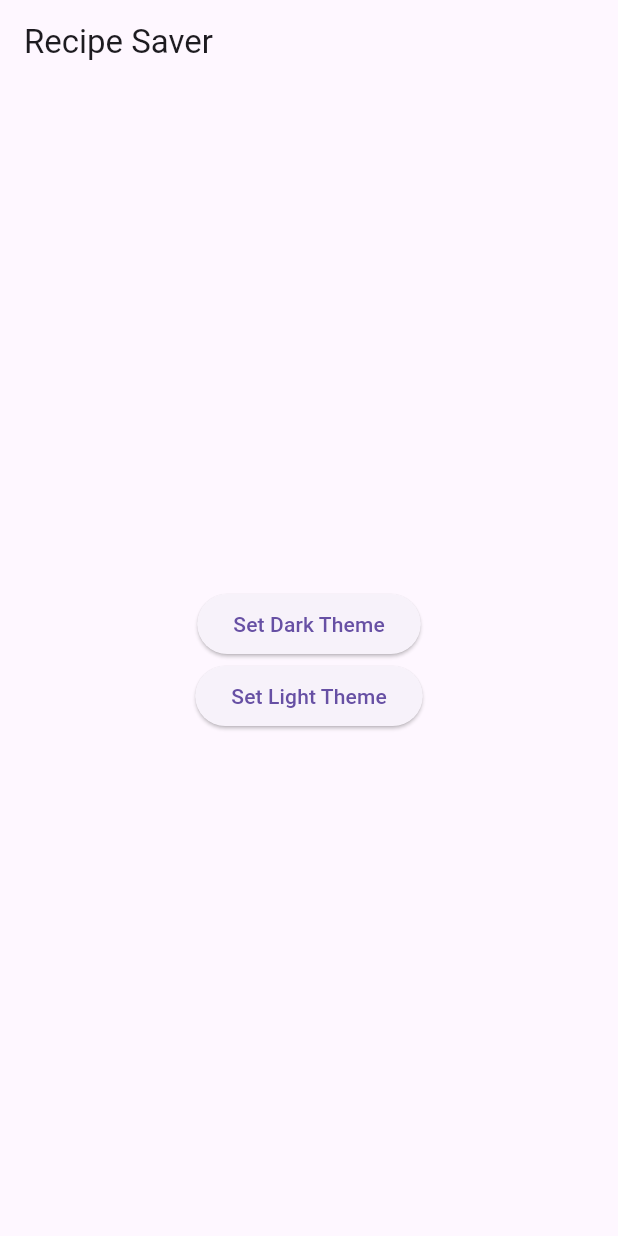
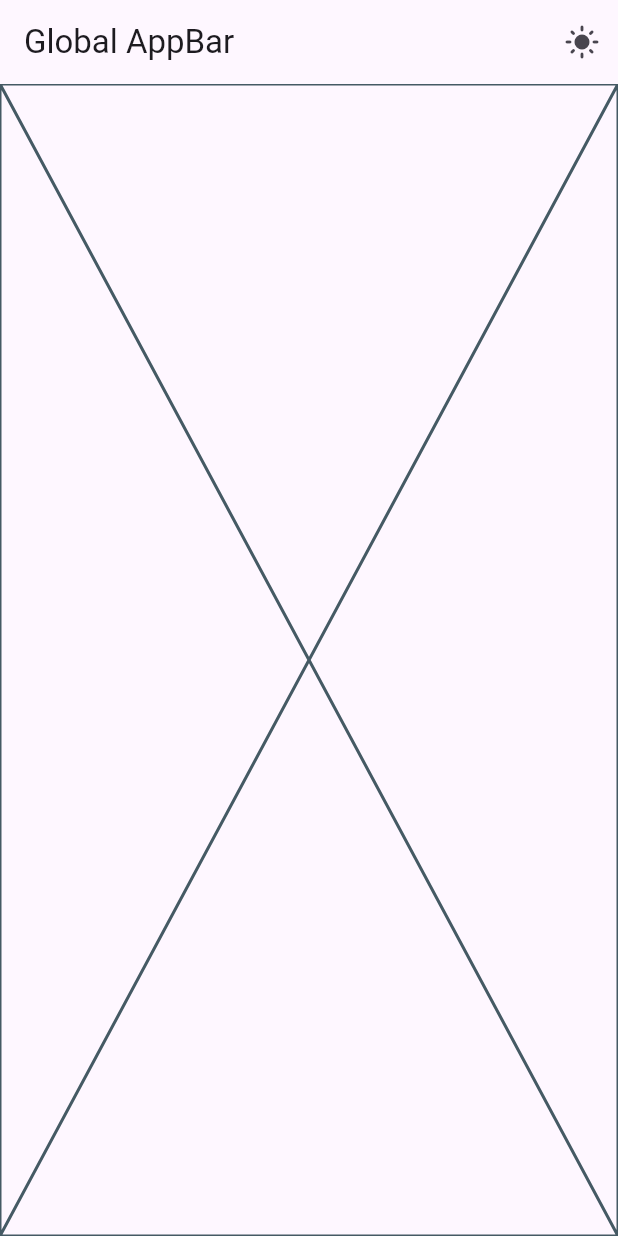
Before and after one commit to SantiVelez1012/recipe_flutter_app_test, a Flutter app: the screen it shows after launch, on a phone screen of 412 x 824 dp. Run offline on Flutter 3.47's test engine with Material 3 defaults, Android fonts, the phone set to English and light mode, and no system bars; our stand-ins replace flutter_riverpod, go_router.

Commit message:
global layout and theme changer

```diff
--- a/lib/main.dart
+++ b/lib/main.dart
@@ -17,7 +17,6 @@ class RecipeApp extends ConsumerWidget {
     return MaterialApp.router(
       debugShowCheckedModeBanner: false,
       theme: themeData,
-      title: 'Recipes',
       routerConfig: appRouter,
     );
   }
--- a/lib/router/app_router.dart
+++ b/lib/router/app_router.dart
@@ -1,22 +1,24 @@
 import 'package:flutter/material.dart';
 import 'package:go_router/go_router.dart';
+import 'package:recipe_flutter_app_test/router/introduction/introduction_screen.dart';
 import 'package:recipe_flutter_app_test/screens/login/login_screen.dart';
+import 'package:recipe_flutter_app_test/widgets/app_scaffold.dart';
 
 final GoRouter appRouter = GoRouter(
   routes: <RouteBase>[
     GoRoute(
       path: '/',
       builder: (BuildContext context, GoRouterState state) {
-        return const LoginScreen();
+        return AppScaffold(child: IntroductionScreen() );
       },
-      // routes: <RouteBase>[
-      //   GoRoute(
-      //     path: 'details',
-      //     builder: (BuildContext context, GoRouterState state) {
-      //       return const DetailsScreen();
-      //     },
-      //   ),
-      // ],
+      routes: <RouteBase>[
+        GoRoute(
+          path: 'login',
+          builder: (BuildContext context, GoRouterState state) {
+            return const LoginScreen();
+          },
+        ),
+      ],
     ),
   ],
 );
--- /dev/null
+++ b/lib/router/introduction/introduction_screen.dart
@@ -0,0 +1,10 @@
+import 'package:flutter/material.dart';
+
+class IntroductionScreen extends StatelessWidget {
+  const IntroductionScreen({super.key});
+
+  @override
+  Widget build(BuildContext context) {
+    return const Placeholder();
+  }
+}
--- a/lib/screens/login/login_screen.dart
+++ b/lib/screens/login/login_screen.dart
@@ -9,11 +9,7 @@ class LoginScreen extends ConsumerWidget {
   @override
   Widget build(BuildContext context, WidgetRef ref) {
     final themeNotifier = ref.read(themeProvider);
-    return Scaffold(
-      appBar: AppBar(
-        title: const Text('Recipe Saver'),
-      ),
-      body: Center(
+    return Center(
         child: Column(
       mainAxisAlignment: MainAxisAlignment.center,
       children: <Widget>[
@@ -26,8 +22,6 @@ class LoginScreen extends ConsumerWidget {
           child: const Text('Set Light Theme'),
         ),
       ],
-        ),
-      ),
-    );
+    ));
   }
 }
--- /dev/null
+++ b/lib/widgets/app_scaffold.dart
@@ -0,0 +1,50 @@
+import 'package:flutter/material.dart';
+import 'package:flutter_riverpod/flutter_riverpod.dart';
+
+import '../providers/theme_provider.dart';
+
+class AppScaffold extends StatelessWidget {
+  final Widget child;
+
+  const AppScaffold({required this.child, super.key});
+
+
+  @override
+  Widget build(
+    BuildContext context,
+  ) {
+    return Scaffold(
+      appBar: _GlobalAppBar(),
+      body: child,
+    );
+  }
+}
+
+class _GlobalAppBar extends ConsumerWidget implements PreferredSizeWidget {
+
+  @override
+  Size get preferredSize => Size.fromHeight(kToolbarHeight);
+
+
+  @override
+  Widget build(BuildContext context, WidgetRef ref) {
+    final themeNotifier = ref.read(themeProvider);
+    final isDarkTheme = ref.watch(themeProvider).themeData.brightness == Brightness.dark;
+
+    return AppBar(
+      title: Text('Global AppBar'),
+      actions: [
+        IconButton(
+          icon: Icon(isDarkTheme ? Icons.dark_mode : Icons.light_mode),
+          onPressed: () {
+            if (isDarkTheme) {
+              themeNotifier.toggleLight();
+            } else {
+              themeNotifier.toggleDark();
+            }
+          },
+        ),
+      ],
+    );
+  }
+}
```
Also changed, not shown: lib/screens/feed/feed_screen.dart (added). Lines whose indentation alone changed are shown as unchanged.
